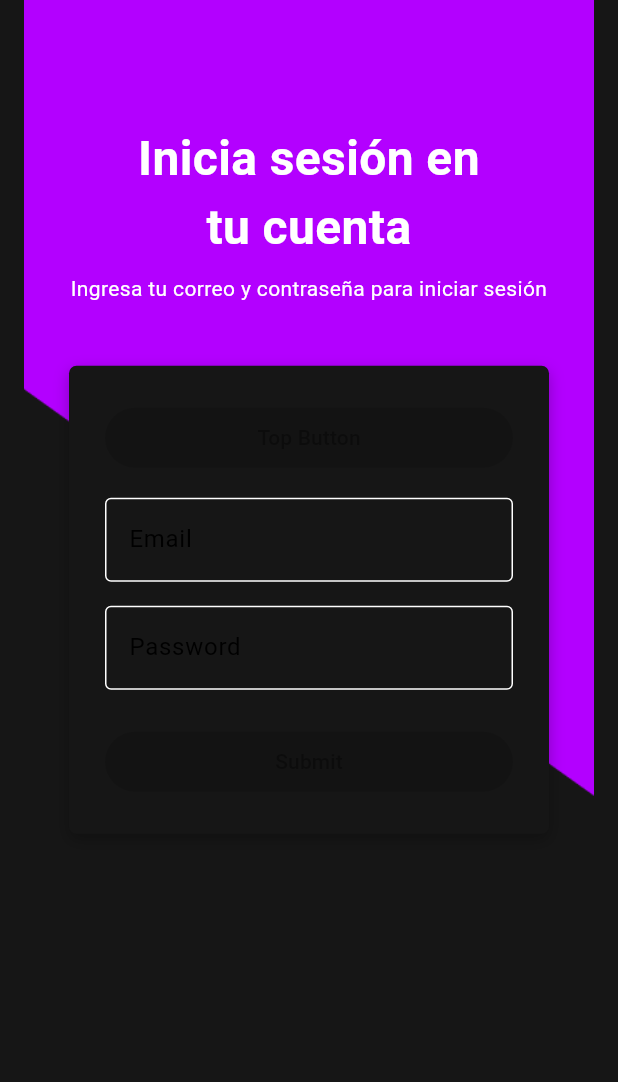
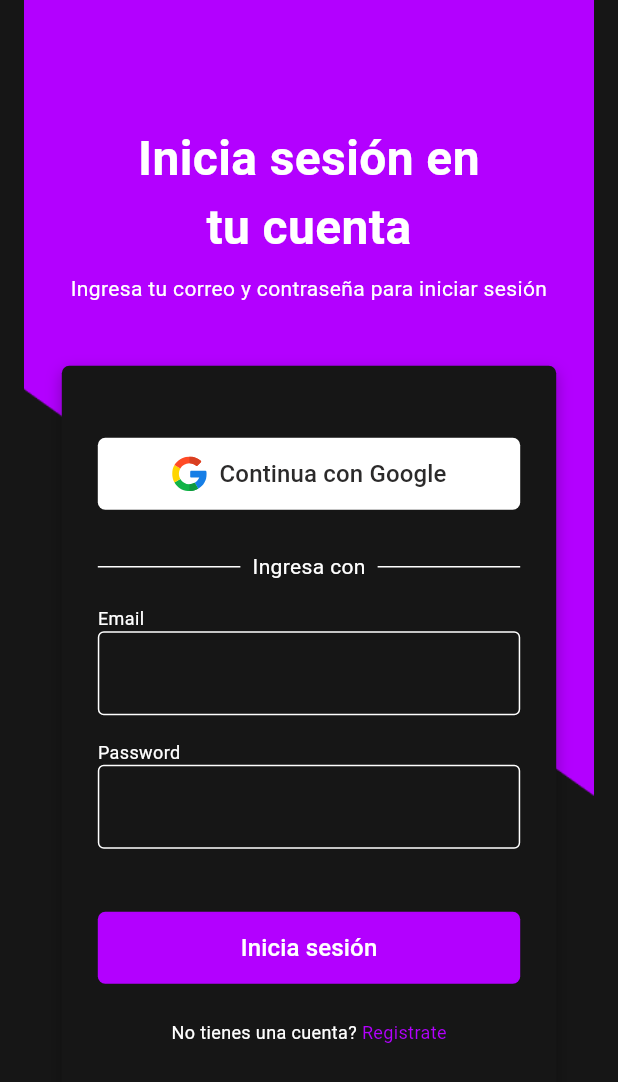
Before and after one commit to academa-streaming-teaching-application/Academa.Mobile-App, a Flutter app: the screen it shows after launch, on a phone screen of 412 x 824 dp. Shown: the top 1082 px of the screen. Run offline on Flutter 3.47's test engine with Material 3 defaults, Android fonts, the light colour scheme and no system bars; our stand-ins replace flutter_svg, go_router.

Commit message:
feature(sign-in): Implemented the Sign-In UI

```diff
--- a/lib/config/theme/app_theme.dart
+++ b/lib/config/theme/app_theme.dart
@@ -2,7 +2,7 @@ import 'package:flutter/material.dart';
 import 'package:flutter/cupertino.dart';
 
 class AppTheme {
-  static const Color primaryColor = Color(0xFFC070E3);
+  static const Color primaryColor = Color(0xFFB300FF);
   static const Color secondaryColor = Color(0xFF2B2A2A);
   static const Color backgroundColor = Color(0xFF161616);
   static const Color errorColor = Color(0xFFD93F21);
--- a/lib/main.dart
+++ b/lib/main.dart
@@ -11,6 +11,7 @@ class MyApp extends StatelessWidget {
   @override
   Widget build(BuildContext context) {
     return MaterialApp.router(
+      debugShowCheckedModeBanner: false,
       title: 'Flutter Demo',
       theme: AppTheme().theme(),
       routerConfig: appRouter,
--- a/lib/presentation/auth/screen/sign_in_screen.dart
+++ b/lib/presentation/auth/screen/sign_in_screen.dart
@@ -11,10 +11,11 @@ class SignInScreen extends StatelessWidget {
 
     return Scaffold(
       body: Container(
-        width: double.infinity,
-        height: double.infinity,
+        width: double.maxFinite,
+        height: double.maxFinite,
         decoration: BoxDecoration(
           image: DecorationImage(
+            scale: 0.5,
             image: AssetImage('lib/config/assets/sign_in_up_background.png'),
           ),
         ),
--- a/lib/presentation/auth/widgets/login_container.dart
+++ b/lib/presentation/auth/widgets/login_container.dart
@@ -1,4 +1,7 @@
 import 'package:flutter/material.dart';
+import 'package:flutter_svg/svg.dart';
+
+import '../../widgets/shared/custom_button.dart';
 
 class LoginContainer extends StatelessWidget {
   final VoidCallback? onTopButtonPressed;
@@ -12,15 +15,18 @@ class LoginContainer extends StatelessWidget {
 
   @override
   Widget build(BuildContext context) {
+    final size = MediaQuery.of(context).size;
+    final screenWidth = size.width;
     final colorScheme = Theme.of(context).colorScheme;
+
     return Center(
       child: Container(
-        width: 320,
+        width: screenWidth * 0.8,
         padding: const EdgeInsets.all(24),
         decoration: BoxDecoration(
           color: colorScheme.surface,
           borderRadius: BorderRadius.circular(5),
-          boxShadow: [
+          boxShadow: const [
             BoxShadow(
               color: Colors.black26,
               blurRadius: 8,
@@ -28,40 +34,117 @@ class LoginContainer extends StatelessWidget {
             ),
           ],
         ),
+
+        //
+
         child: Column(
           mainAxisSize: MainAxisSize.min,
           children: [
-            SizedBox(
-              width: double.infinity,
-              child: ElevatedButton(
-                onPressed: onTopButtonPressed,
-                child: const Text('Top Button'),
+            const SizedBox(height: 24),
+            CustomButton(
+              text: 'Continua con Google',
+              textColor: colorScheme.secondary,
+              textSize: 16,
+              fontWeight: FontWeight.w500,
+              backgroundColor: colorScheme.onPrimary,
+              buttonWidth: double.infinity,
+              buttonHeight: 48,
+              buttonIcon: SvgPicture.asset('lib/config/assets/google_icon.svg',
+                  width: 24, height: 24),
+              onPressed: onTopButtonPressed,
+            ),
+
+            //
+
+            const SizedBox(height: 28),
+            Row(
+              children: [
+                Expanded(
+                    child: Divider(color: colorScheme.onPrimary, thickness: 1)),
+                Padding(
+                  padding: const EdgeInsets.symmetric(horizontal: 8.0),
+                  child: Text('Ingresa con',
+                      style: TextStyle(color: colorScheme.onPrimary)),
+                ),
+                Expanded(
+                    child: Divider(color: colorScheme.onPrimary, thickness: 1)),
+              ],
+            ),
+
+            //
+
+            const SizedBox(height: 16),
+            Align(
+              alignment: Alignment.centerLeft,
+              child: const Text(
+                'Email',
+                style: TextStyle(
+                  fontSize: 12,
+                  fontWeight: FontWeight.w400,
+                ),
               ),
             ),
-            const SizedBox(height: 16),
             TextFormField(
               decoration: const InputDecoration(
-                labelText: 'Email',
                 border: OutlineInputBorder(),
               ),
               keyboardType: TextInputType.emailAddress,
             ),
+
+            //
+
             const SizedBox(height: 16),
+            Align(
+              alignment: Alignment.centerLeft,
+              child: const Text(
+                'Password',
+                style: TextStyle(
+                  fontSize: 12,
+                  fontWeight: FontWeight.w400,
+                ),
+              ),
+            ),
             TextFormField(
               decoration: const InputDecoration(
-                labelText: 'Password',
                 border: OutlineInputBorder(),
               ),
               obscureText: true,
             ),
+
+            //
+
+            const SizedBox(height: 42),
+            CustomButton(
+              text: 'Inicia sesión',
+              textColor: colorScheme.onPrimary,
+              textSize: 16,
+              fontWeight: FontWeight.w500,
+              backgroundColor: colorScheme.primary,
+              buttonWidth: double.infinity,
+              buttonHeight: 48,
+              onPressed: onSubmitPressed,
+            ),
+
+            //
+
             const SizedBox(height: 24),
-            SizedBox(
-              width: double.infinity,
-              child: ElevatedButton(
-                onPressed: onSubmitPressed,
-                child: const Text('Submit'),
+            Text.rich(
+              TextSpan(
+                style: TextStyle(fontSize: 16, color: Colors.black),
+                children: [
+                  TextSpan(
+                    text: 'No tienes una cuenta? ',
+                    style:
+                        TextStyle(color: colorScheme.onPrimary, fontSize: 12),
+                  ),
+                  TextSpan(
+                    text: 'Registrate',
+                    style: TextStyle(color: colorScheme.primary, fontSize: 12),
+                  ),
+                ],
               ),
             ),
+            const SizedBox(height: 16),
           ],
         ),
       ),
--- a/lib/presentation/onboarding/onboarding_screen.dart
+++ b/lib/presentation/onboarding/onboarding_screen.dart
@@ -30,6 +30,7 @@ class OnboardingScreen extends StatelessWidget {
                 width: 285,
                 height: 65,
                 child: CustomButton(
+                  fontWeight: FontWeight.bold,
                   text: 'Comienza',
                   textColor: colorScheme.onPrimary,
                   backgroundColor: colorScheme.primary,
--- a/lib/presentation/widgets/shared/custom_button.dart
+++ b/lib/presentation/widgets/shared/custom_button.dart
@@ -1,13 +1,16 @@
 import 'package:flutter/material.dart';
+import 'package:flutter_svg/svg.dart';
 
 class CustomButton extends StatelessWidget {
   final String text;
   final Color textColor;
   final double textSize;
+  final FontWeight fontWeight;
   final Color backgroundColor;
   final double buttonWidth;
   final double buttonHeight;
-  final Icon? buttonIcon;
+  final SvgPicture? buttonIcon;
+  final VoidCallback? onPressed;
 
   const CustomButton({
     super.key,
@@ -17,7 +20,9 @@ class CustomButton extends StatelessWidget {
     required this.textSize,
     required this.buttonWidth,
     required this.buttonHeight,
+    required this.fontWeight,
     this.buttonIcon,
+    this.onPressed,
   });
 
   @override
@@ -26,26 +31,28 @@ class CustomButton extends StatelessWidget {
       width: buttonWidth,
       height: buttonHeight,
       child: ElevatedButton(
-        style: ElevatedButton.styleFrom(
-          backgroundColor: backgroundColor,
-          shape: RoundedRectangleBorder(
-            borderRadius: BorderRadius.circular(5),
+        style: ButtonStyle(
+          backgroundColor: WidgetStateProperty.all(backgroundColor),
+          foregroundColor: WidgetStateProperty.all(textColor),
+          shape: WidgetStateProperty.all(
+            RoundedRectangleBorder(borderRadius: BorderRadius.circular(5)),
           ),
         ),
-        onPressed: () {},
+        onPressed: onPressed,
         child: Row(
           mainAxisAlignment: MainAxisAlignment.center,
           children: [
             if (buttonIcon != null) ...[
               buttonIcon!,
-              SizedBox(width: 8),
+              const SizedBox(width: 8),
             ],
             Text(
               text,
               style: TextStyle(
-                  color: textColor,
-                  fontSize: textSize,
-                  fontWeight: FontWeight.bold),
+                color: textColor,
+                fontSize: textSize,
+                fontWeight: fontWeight,
+              ),
             ),
           ],
         ),
```
Also changed, not shown: lib/config/assets/google_icon.svg (added).
